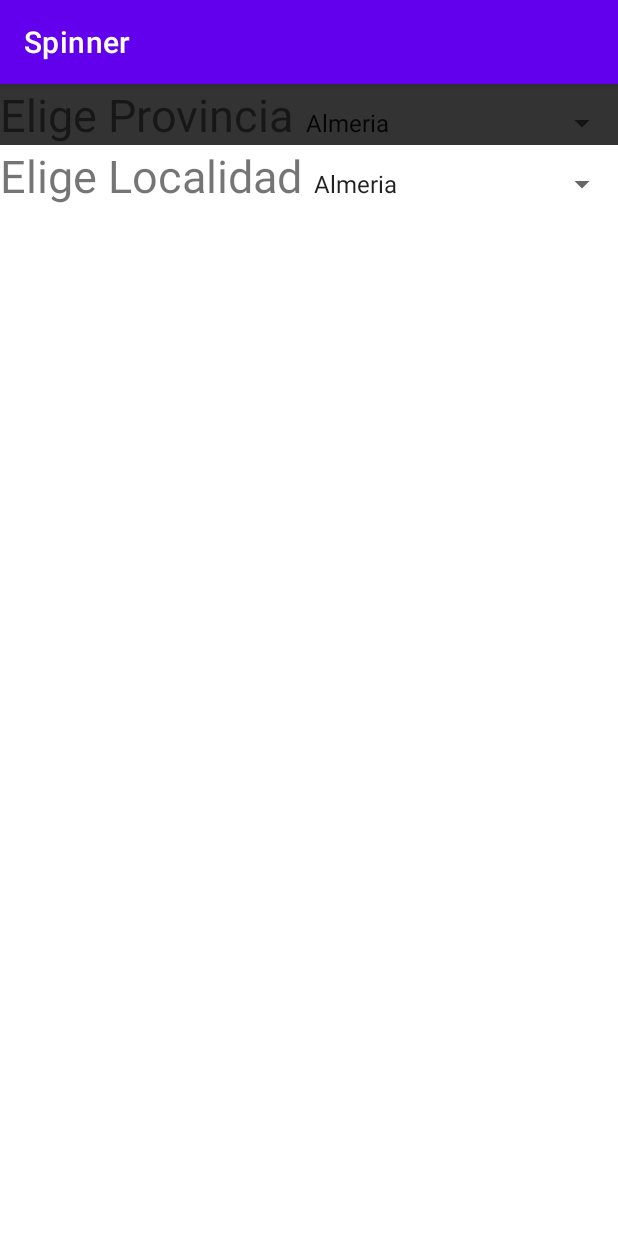
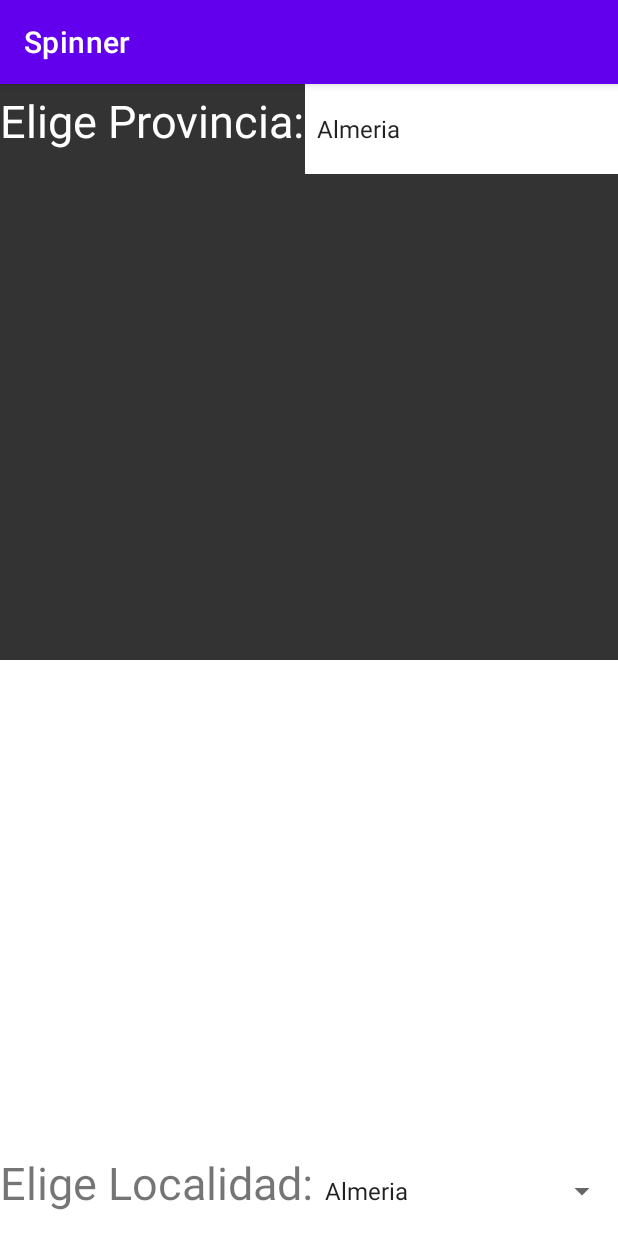
Before and after one commit to DavidPerezContreras/Spinner, an Android app: the screen it shows after launch (MainActivity), on a phone screen of 412 x 824 dp. Run offline under Robolectric (Android 15) with nearby library versions, the phone set to English and light mode, and no system bars.

```diff
--- a/app/src/main/java/org/iesmurgi/spinner/MainActivity.kt
+++ b/app/src/main/java/org/iesmurgi/spinner/MainActivity.kt
@@ -16,8 +16,11 @@ class MainActivity : AppCompatActivity(){
     override fun onCreate(savedInstanceState: Bundle?) {
         super.onCreate(savedInstanceState)
         setContentView(R.layout.activity_main)
+
+
+        //PROVINCIAS
         spinnerProvincias=findViewById<Spinner>(R.id.spinnerProvincias)
-        spinnerLocalidades=findViewById<Spinner>(R.id.spinnerLocalidades)
+
 
         val provincias = resources.getStringArray(R.array.provincias)
         val adaptadorProvincias = ArrayAdapter(this,android.R.layout.simple_spinner_item,provincias)
@@ -35,12 +38,43 @@ class MainActivity : AppCompatActivity(){
                 Toast.makeText(this@MainActivity,getString(R.string.provinciaSeleccionada)+" "+provincias[position],Toast.LENGTH_SHORT).show()
             }
             override fun onNothingSelected(parent: AdapterView<*>?) {
-                Toast.makeText(this@MainActivity,getString(R.string.provinciaSeleccionada)+" ",Toast.LENGTH_SHORT).show()
+
             }
 
         }
 
 
+        spinnerLocalidades=findViewById<Spinner>(R.id.spinnerLocalidades)
 
-    }
+        val localidades = resources.getStringArray(R.array.localidades)
+        val adaptadorLocalidades = ArrayAdapter(this,android.R.layout.simple_spinner_item,localidades)
+
+        spinnerLocalidades.adapter=adaptadorLocalidades
+
+        spinnerLocalidades.onItemSelectedListener=object:
+            AdapterView.OnItemSelectedListener {
+            override fun onItemSelected(
+                parent: AdapterView<*>?,
+                view: View?,
+                position: Int,
+                id: Long
+            ) {
+                Toast.makeText(
+                    this@MainActivity,
+                    getString(R.string.localidadSeleccionada) + " " + localidades[position],
+                    Toast.LENGTH_SHORT
+                ).show()
+            }
+
+            override fun onNothingSelected(parent: AdapterView<*>?) {
+
+            }
+
+
+        }
+
+
+        }
+
+
 }
--- a/app/src/main/res/layout/activity_main.xml
+++ b/app/src/main/res/layout/activity_main.xml
@@ -19,35 +19,41 @@
 
             android:background="#333333"
             android:layout_width="match_parent"
-            android:layout_height="wrap_content">
+            android:layout_height="match_parent"
+            android:layout_weight="1">
 
             <TextView
+                android:textColor="@color/white"
                 android:id="@+id/tvProvincias"
                 android:layout_width="wrap_content"
                 android:layout_height="wrap_content"
-                android:text="Elige Provincia"
+                android:text="@string/eligeProvincia"
                 android:textSize="30sp"/>
 
             <Spinner
+                android:background="@color/white"
                 android:id="@+id/spinnerProvincias"
                 android:layout_width="match_parent"
-                android:layout_height="wrap_content"
+                android:layout_height="60dp"
 
                 android:drawSelectorOnTop="true"
-                android:entries="@array/provincias" />
+                android:entries="@array/provincias"/>
+
         </LinearLayout>
 
         <LinearLayout
-
+            android:layout_weight="1"
             android:layout_width="match_parent"
             android:layout_height="match_parent"
+            android:gravity="bottom"
             >
 
             <TextView
+
                 android:id="@+id/tvLocalidades"
                 android:layout_width="wrap_content"
                 android:layout_height="wrap_content"
-                android:text="Elige Localidad"
+                android:text="@string/eligeLocalidad"
                 android:textSize="30sp"
                 app:layout_constraintBottom_toBottomOf="parent"
                 app:layout_constraintLeft_toLeftOf="parent"
@@ -55,9 +61,10 @@
                 app:layout_constraintTop_toTopOf="parent" />
 
             <Spinner
+
                 android:id="@+id/spinnerLocalidades"
                 android:layout_width="match_parent"
-                android:layout_height="wrap_content"
+                android:layout_height="60dp"
 
                 android:drawSelectorOnTop="true"
                 android:entries="@array/localidades" />
--- a/app/src/main/res/values/strings.xml
+++ b/app/src/main/res/values/strings.xml
@@ -10,8 +10,9 @@
 
 
     <string name="provinciaSeleccionada">Provincia seleccionada:</string>
-
-
+    <string name="localidadSeleccionada">Localidad seleccionada:</string>
+    <string name="eligeProvincia">Elige Provincia:</string>
+    <string name="eligeLocalidad">Elige Localidad:</string>
     <string-array name="provincias">
         <item>Almeria</item>
         <item>Granada</item>
```
